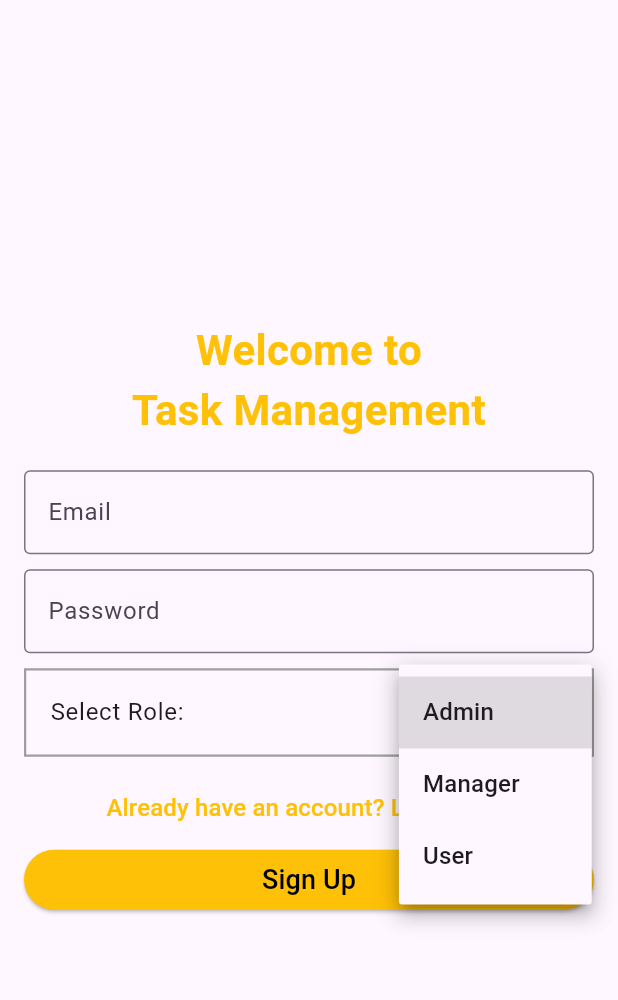
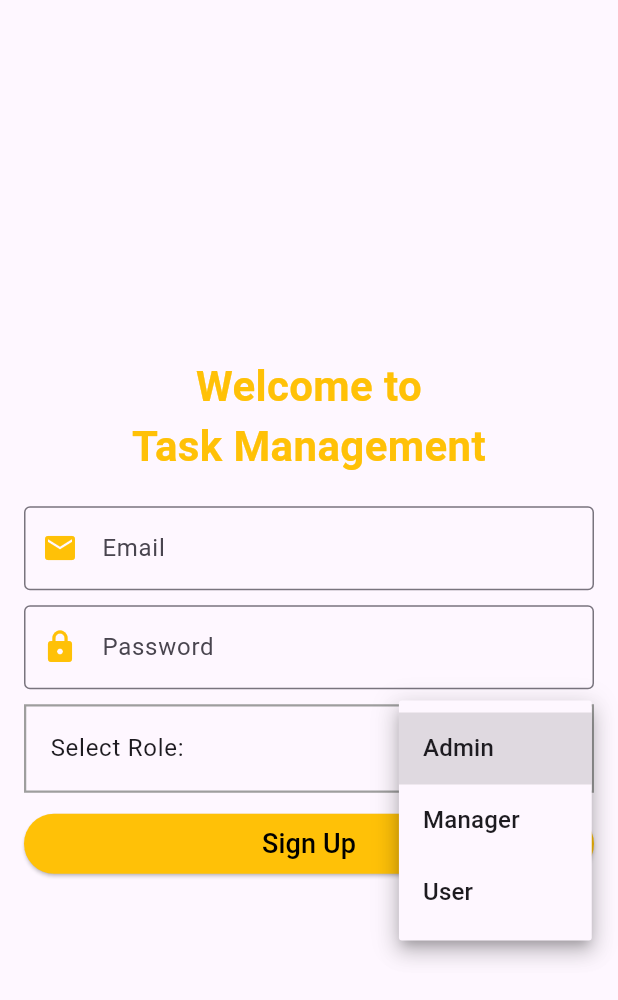
Before and after one commit to MuhammadDanyalRehmanOfficial/Task-Management, a Flutter app: the screen it shows after launch, after a tap on "Admin", on a phone screen of 412 x 824 dp. Shown: the top 1000 px of the screen. Run offline on Flutter 3.47's test engine with Material 3 defaults, Android fonts, the light colour scheme and no system bars; our stand-ins replace cloud_firestore, firebase_auth, firebase_core, shared_preferences; missing offline and left inert: email_sender; accounts and stored records are empty; network calls fail.

Commit message:
Release version 1.0.0 This commit marks the completion of the initial development phase and the release of version 1.0.0. The app now includes core features such as task creation, editing, and deletion, along with role-based access control. Email notifications for task events have been implemented. Screenshots and an updated README provide a comprehensive overview of the app's functionality.

```diff
--- a/lib/screens/signup_screen.dart
+++ b/lib/screens/signup_screen.dart
@@ -39,9 +39,17 @@ class _SignUpScreenState extends State<SignUpScreen> {
                 SizedBox(
                   height: 20,
                 ),
-                AuthInput(controller: _emailController, label: 'Email', hint: 'example@gmail.com', isShow: false),
+                AuthInput(icon: Icons.email,
+                    controller: _emailController,
+                    label: 'Email',
+                    hint: 'example@gmail.com',
+                    isShow: false),
                 SizedBox(height: 10),
-                AuthInput(controller: _passwordController, label: 'Password', hint: 'example123', isShow: true),
+                AuthInput(icon: Icons.lock,
+                    controller: _passwordController,
+                    label: 'Password',
+                    hint: 'example123',
+                    isShow: true),
                 SizedBox(height: 10),
                 Container(
                   decoration: BoxDecoration(
@@ -74,18 +82,6 @@ class _SignUpScreenState extends State<SignUpScreen> {
                   ),
                 ),
                 SizedBox(height: 10),
-                TextButton(
-                  onPressed: () {
-                    Navigator.pushReplacementNamed(context, Routes.login);
-                  },
-                  child: Text(
-                    'Already have an account? Login here!',
-                    style: TextStyle(
-                      fontSize: 16,
-                      color: Colors.amber,
-                    ),
-                  ),
-                ),
                 ElevatedButton(
                   style: ButtonStyle(
                     backgroundColor: MaterialStateProperty.all(Colors.amber),
--- a/lib/screens/splash_screen.dart
+++ b/lib/screens/splash_screen.dart
@@ -1,6 +1,11 @@
 import 'package:flutter/material.dart';
-import 'package:taskmanager/screens/signup_screen.dart';
+import 'package:shared_preferences/shared_preferences.dart';
 import 'dart:async';
+
+
+import '../utils/routes.dart';
+
+String? Role;
 
 class SplashScreen extends StatefulWidget {
   @override
@@ -12,18 +17,28 @@ class _SplashScreenState extends State<SplashScreen> {
   void initState() {
     super.initState();
     // Add a delay to simulate a loading time or perform some asynchronous tasks
-    Timer(
-      const Duration(seconds: 2), // Adjust the duration as needed
-      () {
-        // Navigate to the main screen after the splash screen
-        Navigator.pushReplacement(
-          context,
-          MaterialPageRoute(
-            builder: (context) => SignUpScreen(),
-          ),
-        );
-      },
-    );
+    getValidationData().whenComplete(() async {
+      Timer(
+        const Duration(seconds: 3), // Adjust the duration as needed
+        () {
+          // Navigate to the main screen after the splash screen
+          Role == null
+              ? Navigator.pushReplacementNamed(context, Routes.signup)
+              : Navigator.pushReplacementNamed(context, Routes.taskList,
+                  arguments: Role);
+        },
+      );
+    });
+  }
+
+  Future getValidationData() async {
+    final SharedPreferences sharedPreferences =
+        await SharedPreferences.getInstance();
+    var roles = sharedPreferences.getString('userRole');
+    setState(() {
+      Role = roles;
+    });
+    print(Role);
   }
 
   @override
--- a/lib/services/authentication_service.dart
+++ b/lib/services/authentication_service.dart
@@ -46,4 +46,7 @@ class AuthenticationService {
       return e.toString();
     }
   }
+  Future<void> signOut() async {
+    return await FirebaseAuth.instance.signOut();
+  }
 }
--- a/lib/widgets/auth_input.dart
+++ b/lib/widgets/auth_input.dart
@@ -6,11 +6,12 @@ class AuthInput extends StatelessWidget {
     required this.controller,
     required this.label,
     required this.hint,
-    required this.isShow,
+    required this.isShow, required this.icon,
   });
 
   final TextEditingController controller;
   final String label;
+  final IconData icon;
   final String hint;
   final bool isShow;
 
@@ -20,6 +21,8 @@ class AuthInput extends StatelessWidget {
       controller: controller,
       decoration: InputDecoration(
         hintText: hint,
+        prefixIconColor: Colors.amber,
+        prefixIcon: Icon(icon),
         label: Text(label),
         border: OutlineInputBorder(
           borderSide: BorderSide(width: 2),
--- a/pubspec.yaml
+++ b/pubspec.yaml
@@ -39,6 +39,7 @@ dependencies:
   intl: ^0.19.0
   email_sender: ^1.3.3
   firebase_auth: ^4.16.0
+  shared_preferences: ^2.2.2
 
 dev_dependencies:
   flutter_test:
```
Also changed, not shown: lib/screens/edit_task_screen.dart (+23 -9 lines), lib/screens/login_screen.dart (+7 -12 lines), lib/screens/task_list_screen.dart (+48 -3 lines), pubspec.lock, 1 other file.
